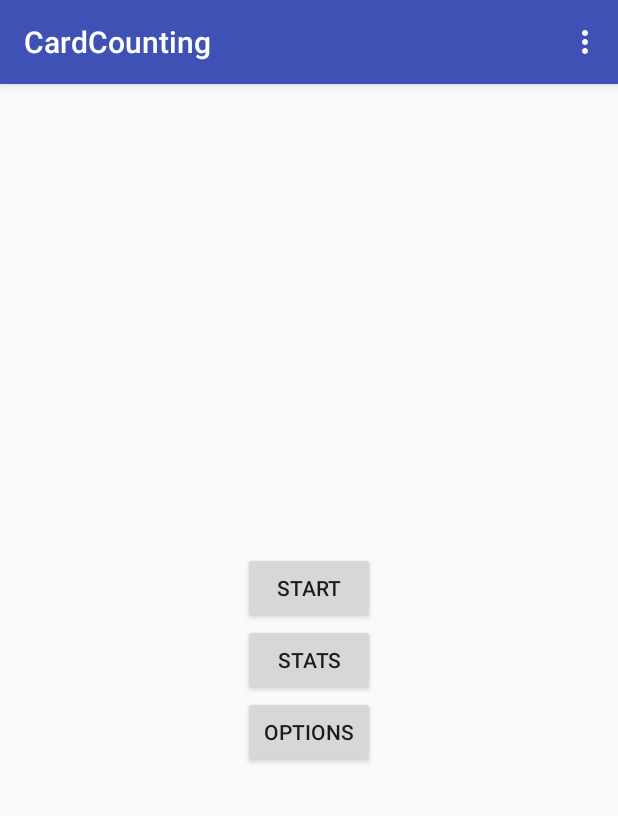
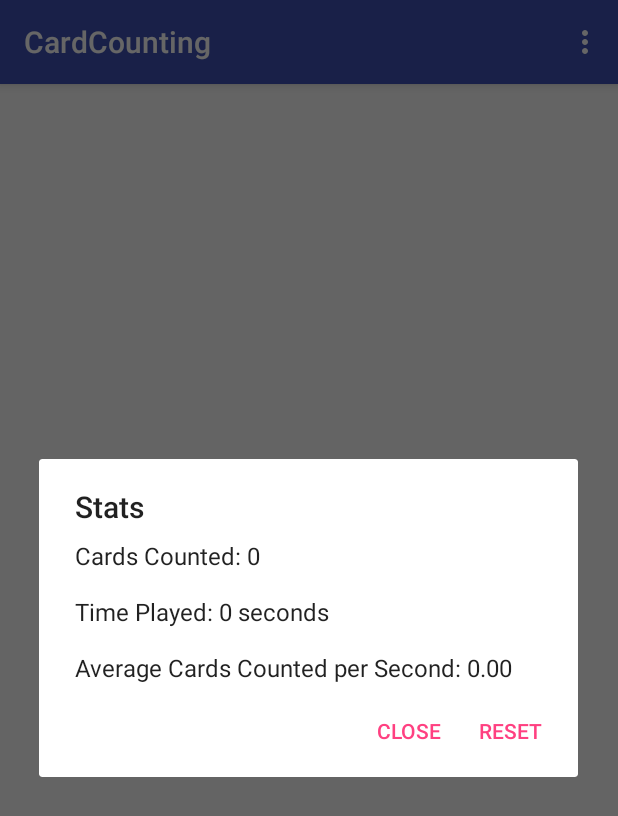
Before and after one commit to jgee67/CardCounting, an Android app: the screen it shows after launch (MenuActivity), after a tap on "YES", on a phone screen of 412 x 824 dp. Shown: the top 816 px of the screen. Run offline under Robolectric (Android 15) with nearby library versions, the phone set to English and light mode, and no system bars; 2 other taps on this screen came first.

Commit message:
Both options of reset confirmation take you back to stats frag

```diff
--- a/app/src/main/java/edu/ucsb/cs/cs190i/jgee/cardcounting/MenuActivity.java
+++ b/app/src/main/java/edu/ucsb/cs/cs190i/jgee/cardcounting/MenuActivity.java
@@ -172,7 +172,9 @@ public class MenuActivity extends AppCompatActivity {
                         public void onClick(DialogInterface dialog, int id) {
                             totalCardsCounted = 0;
                             totalTime = 0;
-                            new Toast(getContext()).makeText(getContext(), "Stats reset", Toast.LENGTH_SHORT).show();
+                            StatsFragment stats = new StatsFragment();
+                            stats.setCancelable(false);
+                            stats.show(fragManager, "stats");
                         }
                     })
                     .setNegativeButton("No", new DialogInterface.OnClickListener() {
```
